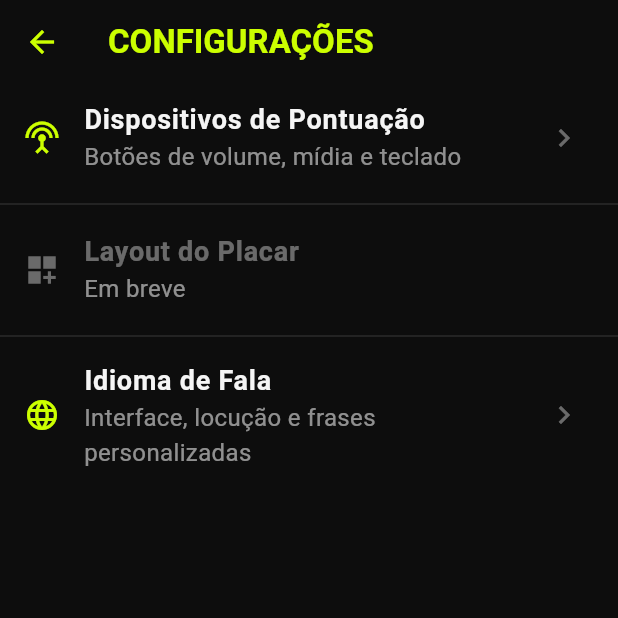
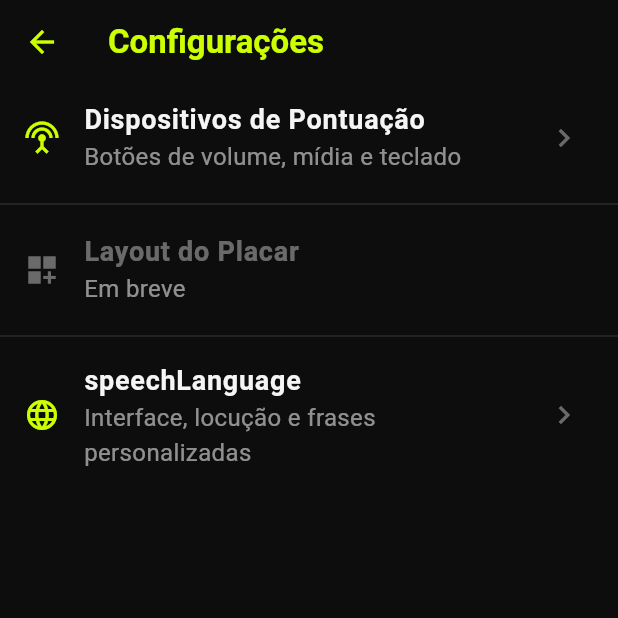
Before and after one commit to fgdreyer78/remote-racket-score, a Flutter app: the _ConfigScreen screen opened directly, on a phone screen of 412 x 824 dp, the top half of it. Run offline on Flutter 3.47's test engine with Material 3 defaults, Android fonts, the phone set to English and light mode, and no system bars; our stand-ins replace audio_service, flutter_riverpod, flutter_tts, just_audio, share_plus, shared_preferences; missing offline and left inert: audio_session; accounts and stored records are empty; statements that could not run were skipped.

Commit message:
Idioma 002

```diff
--- /dev/null
+++ b/lib/core/app_dictionary.dart
@@ -0,0 +1,340 @@
+/// Dicionário centralizado de todos os textos da interface do app.
+/// Substitui o sistema ARB por um sistema de dicionários simples.
+class AppDictionary {
+  /// Todos os textos da UI por idioma.
+  static const Map<String, Map<String, String>> uiTexts = {
+    'pt-BR': {
+      // ─── Geral ───
+      'appTitle': 'Remote Racket Score',
+      'home': 'Menu Principal',
+      'version': 'v1.0',
+      'ok': 'OK',
+      'cancel': 'Cancelar',
+      'confirm': 'Confirmar',
+      'delete': 'Apagar',
+      'share': 'Compartilhar',
+      'save': 'Salvar',
+      'close': 'Fechar',
+      'back': 'Voltar',
+
+      // ─── Menu Principal ───
+      'newGame': 'NOVO JOGO',
+      'presets': 'PRESETS',
+      'history': 'HISTÓRICO',
+      'settings': 'CONFIGURAÇÕES',
+      'continueMatch': 'Continuar Partida em Andamento',
+
+      // ─── Novo Jogo ───
+      'playerA': 'Jogador / Dupla A',
+      'playerB': 'Jogador / Dupla B',
+      'playerANameHint': 'Nome do jogador ou dupla A',
+      'playerBNameHint': 'Nome do jogador ou dupla B',
+      'presetLabel': 'Preset de Jogo',
+      'presetDefault': 'Padrão (última configuração)',
+      'presetNone': 'Nenhum preset salvo. Será usado o padrão (Tênis).',
+      'play': 'JOGAR',
+      'fillBothNames': 'Preencha os nomes dos dois jogadores/duplas.',
+      'differentNames': 'Os nomes dos jogadores devem ser diferentes.',
+      'startMatch': 'Iniciar partida?',
+      'presetLabelShort': 'Preset',
+      'coinToss': 'Coin Toss',
+      'receive': 'Receber',
+      'serve': 'Sacar',
+      'skip': 'Pular',
+
+      // ─── Placar ───
+      'score': 'Placar',
+      'winner': 'Vencedor',
+      'newMatch': 'Nova partida',
+      'resetMatchConfirm':
+          'Tem certeza que deseja resetar o placar e iniciar uma nova partida?',
+      'leaveMatch': 'Sair da partida?',
+      'leaveMatchHint':
+          'Você poderá continuar esta partida depois pelo menu principal.',
+      'stay': 'Ficar',
+      'leave': 'Sair',
+      'serveLabel': 'Saque',
+      'breakLabel': 'Intervalo',
+      'lockedDuringMatch': 'Bloqueado durante a partida',
+      'configurations': 'Configurações',
+      'mapButtons': 'Mapear botões',
+
+      // ─── Histórico ───
+      'historyTitle': 'Histórico',
+      'noMatches': 'Nenhuma partida registrada',
+      'noMatchesHint': 'Finalize uma partida para vê-la aqui',
+      'clearHistory': 'Limpar histórico',
+      'clearHistoryConfirm': 'Deseja apagar todo o histórico de partidas?',
+      'deleteMatch': 'Apagar partida?',
+
+      // ─── Detalhes da Partida ───
+      'matchDetail': 'Detalhes da Partida',
+      'duration': 'Duração',
+      'matchStats': 'Estatísticas Gerais',
+      'games': 'Games',
+      'totalPoints': 'Total de Pontos',
+      'pointPercentage': 'Aproveitamento de Pontos',
+      'scoreBySet': 'Placar por Set',
+      'breakPoints': 'Break Points',
+      'breakPointsFaced': 'Break Points Enfrentados',
+      'breakGames': 'Jogos de Break',
+      'gameSequence': 'Sequência de Games',
+
+      // ─── Configurações da Partida ───
+      'settingsTitle': 'Configurações da partida',
+      'sportName': 'Nome do esporte / configuração',
+      'gamesAndSets': 'Games e Sets',
+      'gamesToWinSet': 'Games para ganhar o set',
+      'minGameDifference': 'Diferença mínima de games',
+      'numberOfSets': 'Número de sets (melhor de)',
+      'tiebreak': 'Tiebreak',
+      'tiebreakAt': 'Tiebreak ao empatar em',
+      'tiebreakPoints': 'Pontos para ganhar tiebreak',
+      'tiebreakDifference': 'Diferença no tiebreak',
+      'finalSetTiebreak': 'Tiebreak como set decisivo',
+      'timerAndBreaks': 'Cronômetro e Tempos',
+      'serveClock': 'Relógio de saque (segundos)',
+      'oddGamesBreak': 'Intervalo entre games ímpares (segundos)',
+      'evenGamesBreak': 'Intervalo entre games pares (segundos)',
+      'setsBreak': 'Intervalo entre sets (segundos)',
+      'timeWarning': 'Aviso sonoro "Tempo" (games ímpares e sets)',
+      'pointFlash': 'Flash Visual ao Marcar Ponto',
+      'enableFlash': 'Ativar flash visual',
+      'flashFrequency': 'Frequência (vezes/seg)',
+      'flashDuration': 'Duração total (ms)',
+      'saveToHistory': 'Salvar no Histórico',
+      'autoSave': 'Salvar automaticamente ao fim da partida',
+      'autoSaveDelay': 'Aguardar antes de salvar (segundos)',
+      'saveSettings': 'Salvar configurações',
+      'layout': 'Layout do Placar',
+      'layoutDefault': 'Padrão (retrato / paisagem)',
+      'layoutSplit': 'Paisagem dividido (lado a lado)',
+      'mapButtonsHint': 'Botões de volume, mídia e teclado',
+      'scoreLayout': 'Layout do Placar',
+      'scoreLayoutHint': 'Em breve',
+      'language': 'Idioma',
+      'languageHint': 'Interface, locução e frases personalizadas',
+      'portuguese': 'Português (Brasil)',
+      'english': 'English (US)',
+
+      // ─── Mapeamento de Botões ───
+      'buttonMappingTitle': 'Dispositivos de Pontuação',
+      'volumeButtons': 'Botões de Volume / Shutter',
+      'volumeButtonsHint':
+          'Utiliza os botões de volume do celular ou Shutter Bluetooth',
+      'increaseVolume': 'Ação do Botão AUMENTAR Volume',
+      'decreaseVolume': 'Ação do Botão DIMINUIR Volume',
+      'mediaControls': 'Controles de Mídia',
+      'mediaControlsHint':
+          'Utiliza os comandos do fone de ouvido ou smartwatch',
+      'keyboard': 'Teclado USB / Bluetooth',
+      'keyboardHint': 'Utiliza teclas genéricas mapeadas',
+      'singleClick': '1 Clique:',
+      'doubleClick': '2 Cliques:',
+      'tripleClick': '3 Cliques:',
+      'none': 'Nenhum',
+      'pointA': 'Ponto A',
+      'pointB': 'Ponto B',
+      'undo': 'Desfazer',
+      'pressKeyNow': 'Pressione o botão no seu teclado agora...',
+      'keyRecorded': 'Código gravado:',
+      'keyNotMapped': 'Não mapeado',
+      'disabled': 'Desligado',
+      'intervalBetweenClicks': 'Intervalo Máximo Entre Cliques',
+      'minWaitBetweenPoints': 'Espera Mínima Entre Pontos',
+      'minWaitHint':
+          'Tempo mínimo de espera após registrar um ponto antes de aceitar o próximo',
+      'playerAKey': 'Ponto Jogador/Dupla A',
+      'playerBKey': 'Ponto Jogador/Dupla B',
+      'undoKey': 'Desfazer última ação',
+
+      // ─── Configurações Gerais ───
+      'sportSettings': 'Dispositivos de Pontuação',
+      'sportSettingsHint': 'Botões de volume, mídia e teclado',
+
+      // ─── Idioma ───
+      'languageSettings': 'Idioma',
+      'uiLanguage': 'Idioma da Interface',
+      'uiLanguageHint': 'Textos exibidos no aplicativo',
+      'ttsLanguage': 'Idioma da Locução',
+      'ttsLanguageHint': 'Idioma falado pelo narrador',
+      'customizePhrases': 'Personalizar Frases',
+      'customizePhrasesHint': 'Edite o que é falado em cada situação',
+      'customizePhrasesDesc':
+          'Toque em uma frase para editar. Deixe vazio para usar o padrão.',
+      'resetPhrases': 'Restaurar frases padrão',
+      'phrasesReset': 'Frases restauradas para o padrão',
+      'customized': 'customizado',
+    },
+    'en-US': {
+      // ─── General ───
+      'appTitle': 'Remote Racket Score',
+      'home': 'Main Menu',
+      'version': 'v1.0',
+      'ok': 'OK',
+      'cancel': 'Cancel',
+      'confirm': 'Confirm',
+      'delete': 'Delete',
+      'share': 'Share',
+      'save': 'Save',
+      'close': 'Close',
+      'back': 'Back',
+
+      // ─── Main Menu ───
+      'newGame': 'NEW GAME',
+      'presets': 'PRESETS',
+      'history': 'HISTORY',
+      'settings': 'SETTINGS',
+      'continueMatch': 'Continue Match',
+
+      // ─── New Game ───
+      'playerA': 'Player / Team A',
+      'playerB': 'Player / Team B',
+      'playerANameHint': 'Player or team A name',
+      'playerBNameHint': 'Player or team B name',
+      'presetLabel': 'Game Preset',
+      'presetDefault': 'Default (last configuration)',
+      'presetNone': 'No saved presets. Default (Tennis) will be used.',
+      'play': 'PLAY',
+      'fillBothNames': 'Please fill in both player/team names.',
+      'differentNames': 'Player names must be different.',
+      'startMatch': 'Start match?',
+      'presetLabelShort': 'Preset',
+      'coinToss': 'Coin Toss',
+      'receive': 'Receive',
+      'serve': 'Serve',
+      'skip': 'Skip',
+
+      // ─── Score ───
+      'score': 'Score',
+      'winner': 'Winner',
+      'newMatch': 'New Match',
+      'resetMatchConfirm':
+          'Are you sure you want to reset the score and start a new match?',
+      'leaveMatch': 'Leave match?',
+      'leaveMatchHint': 'You can continue this match later from the main menu.',
+      'stay': 'Stay',
+      'leave': 'Leave',
+      'serveLabel': 'Serve',
+      'breakLabel': 'Break',
+      'lockedDuringMatch': 'Locked during match',
+      'configurations': 'Settings',
+      'mapButtons': 'Map buttons',
+
+      // ─── History ───
+      'historyTitle': 'History',
+      'noMatches': 'No matches recorded',
+      'noMatchesHint': 'Finish a match to see it here',
+      'clearHistory': 'Clear history',
+      'clearHistoryConfirm': 'Delete all match history?',
+      'deleteMatch': 'Delete match?',
+
+      // ─── Match Detail ───
+      'matchDetail': 'Match Details',
+      'duration': 'Duration',
+      'matchStats': 'General Stats',
+      'games': 'Games',
+      'totalPoints': 'Total Points',
+      'pointPercentage': 'Point Win %',
+      'scoreBySet': 'Score by Set',
+      'breakPoints': 'Break Points',
+      'breakPointsFaced': 'Break Points Faced',
+      'breakGames': 'Break Games',
+      'gameSequence': 'Game Sequence',
+
+      // ─── Match Settings ───
+      'settingsTitle': 'Match Settings',
+      'sportName': 'Sport / configuration name',
+      'gamesAndSets': 'Games and Sets',
+      'gamesToWinSet': 'Games to win set',
+      'minGameDifference': 'Minimum game difference',
+      'numberOfSets': 'Number of sets (best of)',
+      'tiebreak': 'Tiebreak',
+      'tiebreakAt': 'Tiebreak at',
+      'tiebreakPoints': 'Points to win tiebreak',
+      'tiebreakDifference': 'Tiebreak difference',
+      'finalSetTiebreak': 'Final set tiebreak',
+      'timerAndBreaks': 'Timer and Breaks',
+      'serveClock': 'Serve clock (seconds)',
+      'oddGamesBreak': 'Odd games break (seconds)',
+      'evenGamesBreak': 'Even games break (seconds)',
+      'setsBreak': 'Sets break (seconds)',
+      'timeWarning': 'Audio warning "Time" (odd games and sets)',
+      'pointFlash': 'Point Flash',
+      'enableFlash': 'Enable flash',
+      'flashFrequency': 'Frequency (times/sec)',
+      'flashDuration': 'Total duration (ms)',
+      'saveToHistory': 'Save to History',
+      'autoSave': 'Auto-save at match end',
+      'autoSaveDelay': 'Delay before saving (seconds)',
+      'saveSettings': 'Save settings',
+      'layout': 'Score Layout',
+      'layoutDefault': 'Default (portrait / landscape)',
+      'layoutSplit': 'Split landscape (side by side)',
+      'mapButtonsHint': 'Volume, media and keyboard buttons',
+      'scoreLayout': 'Score Layout',
+      'scoreLayoutHint': 'Coming soon',
+      'language': 'Language',
+      'languageHint': 'Interface, speech and custom phrases',
+      'portuguese': 'Português (Brasil)',
+      'english': 'English (US)',
+
+      // ─── Button Mapping ───
+      'buttonMappingTitle': 'Scoring Devices',
+      'volumeButtons': 'Volume / Shutter Buttons',
+      'volumeButtonsHint': 'Uses phone volume buttons or Bluetooth Shutter',
+      'increaseVolume': 'INCREASE Volume Button Action',
+      'decreaseVolume': 'DECREASE Volume Button Action',
+      'mediaControls': 'Media Controls',
+      'mediaControlsHint': 'Uses headphone or smartwatch commands',
+      'keyboard': 'USB / Bluetooth Keyboard',
+      'keyboardHint': 'Uses generic mapped keys',
+      'singleClick': '1 Click:',
+      'doubleClick': '2 Clicks:',
+      'tripleClick': '3 Clicks:',
+      'none': 'None',
+      'pointA': 'Point A',
+      'pointB': 'Point B',
+      'undo': 'Undo',
+      'pressKeyNow': 'Press a key on your keyboard now...',
+      'keyRecorded': 'Key code:',
+      'keyNotMapped': 'Not mapped',
+      'disabled': 'Disabled',
+      'intervalBetweenClicks': 'Maximum Interval Between Clicks',
+      'minWaitBetweenPoints': 'Minimum Wait Between Points',
+      'minWaitHint':
+          'Minimum wait after recording a point before accepting the next',
+      'playerAKey': 'Player/Team A Point',
+      'playerBKey': 'Player/Team B Point',
+      'undoKey': 'Undo last action',
+
+      // ─── General Settings ───
+      'sportSettings': 'Scoring Devices',
+      'sportSettingsHint': 'Volume, media and keyboard buttons',
+
+      // ─── Language ───
+      'languageSettings': 'Language',
+      'uiLanguage': 'Interface Language',
+      'uiLanguageHint': 'Texts displayed in the app',
+      'ttsLanguage': 'Speech Language',
+      'ttsLanguageHint': 'Language spoken by the narrator',
+      'customizePhrases': 'Custom Phrases',
+      'customizePhrasesHint': 'Edit what is said in each situation',
+      'customizePhrasesDesc':
+          'Tap a phrase to edit. Leave empty to use default.',
+      'resetPhrases': 'Reset to default phrases',
+      'phrasesReset': 'Phrases reset to default',
+      'customized': 'customized',
+    },
+  };
+
+  /// Busca um texto para uma chave e idioma, com fallback para pt-BR.
+  static String text(String key, String languageCode) {
+    final langMap = uiTexts[languageCode];
+    if (langMap != null && langMap.containsKey(key)) {
+      return langMap[key]!;
+    }
+    // Fallback para pt-BR
+    return uiTexts['pt-BR']![key] ?? key;
+  }
+}
--- a/lib/features/home/home_screen.dart
+++ b/lib/features/home/home_screen.dart
@@ -2,7 +2,7 @@ import 'package:flutter/material.dart';
 import 'package:flutter_riverpod/flutter_riverpod.dart';
 
 import '../../core/app_theme.dart';
-import '../../l10n/app_localizations.dart';
+import '../../providers/app_config_provider.dart';
 import '../../providers/key_event_provider.dart';
 import '../../providers/score_provider.dart';
 import '../button_mapping/button_mapping_screen.dart';
@@ -37,6 +37,7 @@ class HomeScreen extends ConsumerWidget {
     });
 
     const neonColor = Color(0xFFCCFF00);
+    final loc = AppConfig.of(context);
 
     return Scaffold(
       backgroundColor: AppTheme.surface,
@@ -58,7 +59,7 @@ class HomeScreen extends ConsumerWidget {
                         color: neonColor, size: isLandscape ? 48 : 72),
                     const SizedBox(height: 12),
                     Text(
-                      AppLocalizations.of(context)!.appTitle,
+                      loc.text('appTitle'),
                       textAlign: TextAlign.center,
                       style: TextStyle(
                         color: neonColor,
@@ -74,7 +75,7 @@ class HomeScreen extends ConsumerWidget {
 
                 _MenuButton(
                   icon: Icons.play_circle_fill,
-                  label: AppLocalizations.of(context)!.newGame,
+                  label: loc.text('newGame'),
                   color: neonColor,
                   onTap: () => Navigator.of(context).push(
                     MaterialPageRoute(builder: (_) => const NewGameScreen()),
@@ -98,7 +99,7 @@ class HomeScreen extends ConsumerWidget {
 
                 _MenuButton(
                   icon: Icons.tune,
-                  label: AppLocalizations.of(context)!.presets,
+                  label: loc.text('presets'),
                   color: Colors.white,
                   onTap: () => Navigator.of(context).push(
                     MaterialPageRoute(builder: (_) => const SettingsScreen()),
@@ -109,7 +110,7 @@ class HomeScreen extends ConsumerWidget {
 
                 _MenuButton(
                   icon: Icons.history,
-                  label: AppLocalizations.of(context)!.history,
+                  label: loc.text('history'),
                   color: Colors.white,
                   onTap: () => Navigator.of(context).push(
                     MaterialPageRoute(builder: (_) => const HistoryScreen()),
@@ -120,7 +121,7 @@ class HomeScreen extends ConsumerWidget {
 
                 _MenuButton(
                   icon: Icons.settings,
-                  label: AppLocalizations.of(context)!.settings,
+                  label: loc.text('settings'),
                   color: Colors.white,
                   onTap: () => Navigator.of(context).push(
                     MaterialPageRoute(builder: (_) => const _ConfigScreen()),
@@ -234,13 +235,13 @@ class _ConfigScreen extends ConsumerWidget {
   @override
   Widget build(BuildContext context, WidgetRef ref) {
     const neonColor = Color(0xFFCCFF00);
-    final loc = AppLocalizations.of(context)!;
+    final loc = AppConfig.of(context);
 
     return Scaffold(
       backgroundColor: AppTheme.surface,
       appBar: AppBar(
         title: Text(
-          loc.settings,
+          loc.text('configurations'),
           style: const TextStyle(color: neonColor, fontWeight: FontWeight.bold),
         ),
         leading: IconButton(
@@ -252,8 +253,8 @@ class _ConfigScreen extends ConsumerWidget {
         children: [
           _ConfigTile(
             icon: Icons.settings_input_antenna,
-            title: loc.sportSettings,
-            subtitle: loc.sportSettingsHint,
+            title: loc.text('sportSettings'),
+            subtitle: loc.text('sportSettingsHint'),
             onTap: () => Navigator.of(context).push(
               MaterialPageRoute(builder: (_) => const ButtonMappingScreen()),
             ),
@@ -261,15 +262,15 @@ class _ConfigScreen extends ConsumerWidget {
           const Divider(color: Colors.white12),
           _ConfigTile(
             icon: Icons.dashboard_customize,
-            title: loc.scoreLayout,
-            subtitle: loc.scoreLayoutHint,
+            title: loc.text('scoreLayout'),
+            subtitle: loc.text('scoreLayoutHint'),
             onTap: null,
           ),
           const Divider(color: Colors.white12),
           _ConfigTile(
             icon: Icons.language,
-            title: loc.speechLanguage,
-            subtitle: 'Interface, locução e frases personalizadas',
+            title: loc.text('speechLanguage'),
+            subtitle: loc.text('languageHint'),
             onTap: () => Navigator.of(context).push(
               MaterialPageRoute(builder: (_) => const LanguageSettingsScreen()),
             ),
--- /dev/null
+++ b/lib/providers/app_config_provider.dart
@@ -0,0 +1,34 @@
+import 'package:flutter/material.dart';
+import 'package:flutter_riverpod/flutter_riverpod.dart';
+
+import '../core/app_dictionary.dart';
+import 'locale_provider.dart';
+
+/// Helper para acessar textos do dicionário a partir do contexto.
+/// Substitui AppLocalizations.of(context) por AppConfig.of(context).
+class AppConfig {
+  final String languageCode;
+
+  const AppConfig({required this.languageCode});
+
+  /// Busca um texto do dicionário.
+  String text(String key) {
+    return AppDictionary.text(key, languageCode);
+  }
+
+  /// Helper estático para usar em widgets.
+  static AppConfig of(BuildContext context) {
+    // Obtém o idioma do ProviderScope
+    final container = ProviderScope.containerOf(context);
+    final locale = container.read(localeProvider);
+    final langCode = locale.languageCode == 'en' ? 'en-US' : 'pt-BR';
+    return AppConfig(languageCode: langCode);
+  }
+}
+
+/// Provider que expõe o AppConfig baseado no locale atual.
+final appConfigProvider = Provider<AppConfig>((ref) {
+  final locale = ref.watch(localeProvider);
+  final langCode = locale.languageCode == 'en' ? 'en-US' : 'pt-BR';
+  return AppConfig(languageCode: langCode);
+});
```
